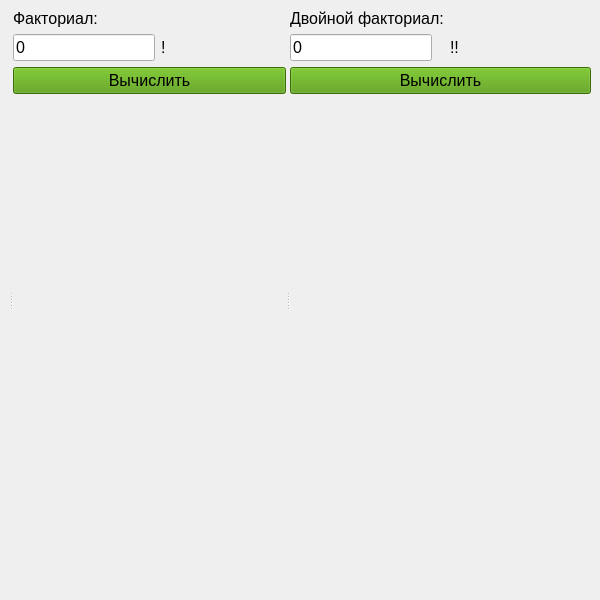
The window that forms/main_window.ui (agaltsevstas/factorial) describes before a commit, drawn with Qt 5.
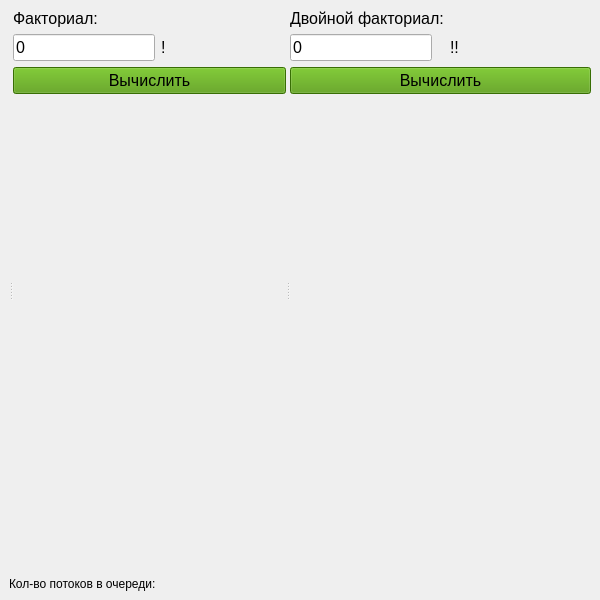
The same window after the commit.

Commit message: Добавление потоков в очередь

Patch:
```diff
--- a/forms/main_window.ui
+++ b/forms/main_window.ui
@@ -20,7 +20,7 @@
       <property name="sizePolicy">
        <sizepolicy hsizetype="Preferred" vsizetype="Preferred">
         <horstretch>0</horstretch>
-        <verstretch>0</verstretch>
+        <verstretch>20</verstretch>
        </sizepolicy>
       </property>
       <property name="orientation">
@@ -187,6 +187,19 @@
       </widget>
      </widget>
     </item>
+    <item row="1" column="0">
+     <widget class="QLabel" name="label_5">
+      <property name="sizePolicy">
+       <sizepolicy hsizetype="Preferred" vsizetype="Fixed">
+        <horstretch>0</horstretch>
+        <verstretch>0</verstretch>
+       </sizepolicy>
+      </property>
+      <property name="text">
+       <string>Кол-во потоков в очереди:</string>
+      </property>
+     </widget>
+    </item>
    </layout>
   </widget>
  </widget>
```
Left out of the diff: 88 changed lines with no effect on the pictures. The commit also changes 4 other files.
